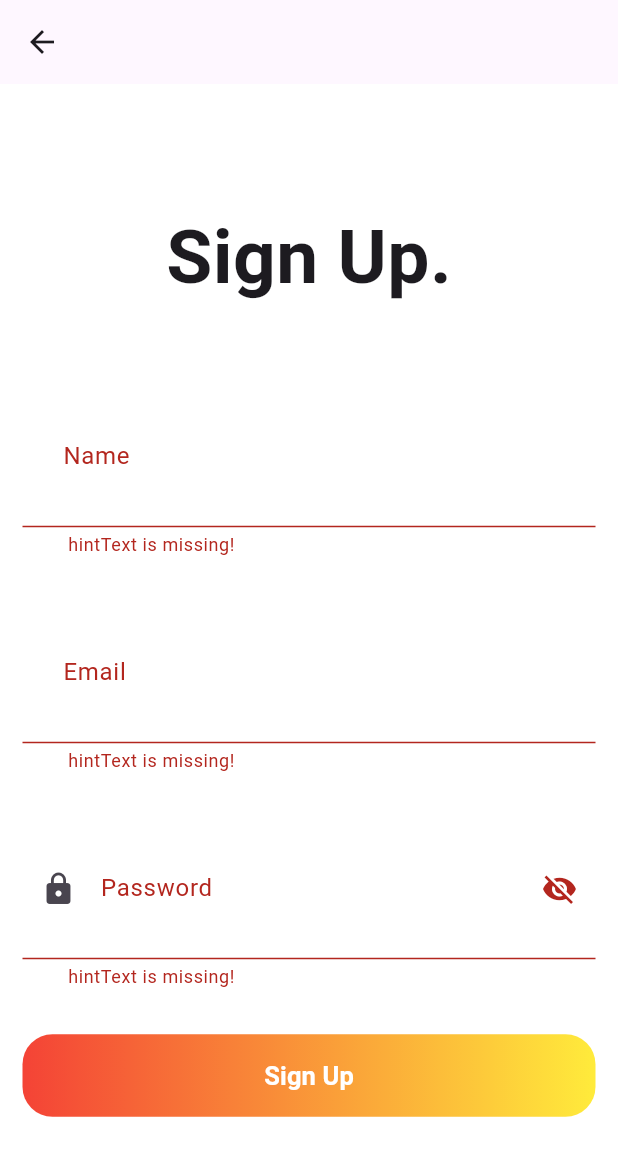
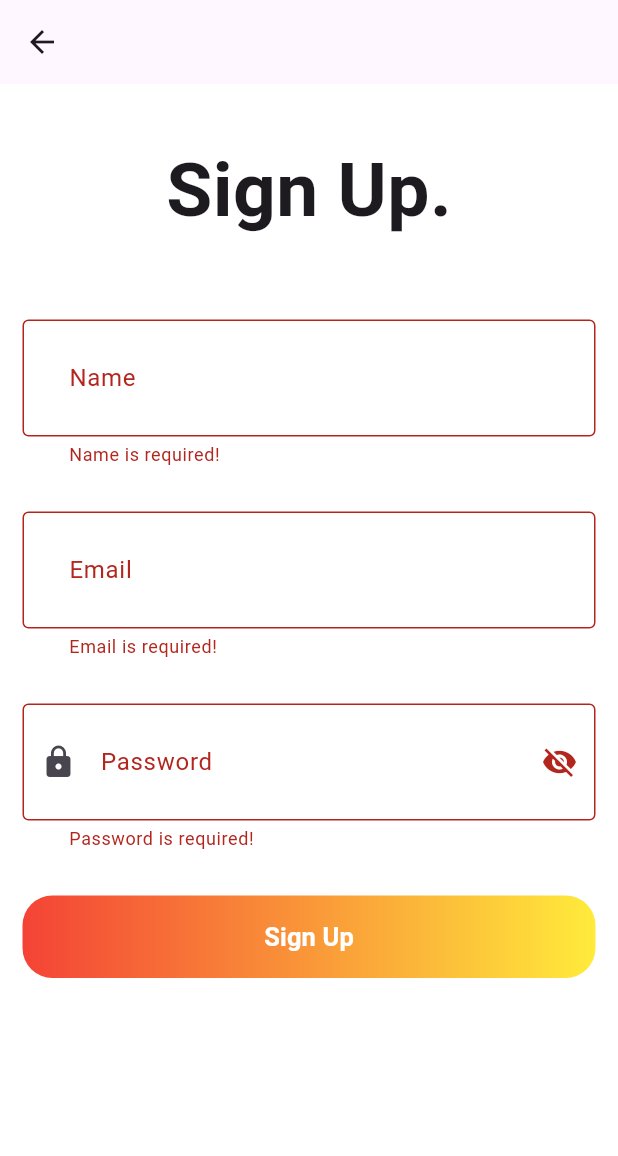
Before and after one commit to vonmarie1/musicapp-client, a Flutter app: the SignupPage screen opened directly, after a tap on "Sign Up", on a phone screen of 412 x 824 dp. Shown: the top 1156 px of the screen. Run offline on Flutter 3.47's test engine with Material 3 defaults, Android fonts, the phone set to English and light mode, and no system bars; our stand-ins replace firebase_core, flutter_riverpod, fpdart, google_fonts, riverpod_annotation; accounts and stored records are empty; generated files the repository leaves out were written again; network calls fail.

Commit message:
correct email format and password

```diff
--- a/client/lib/features/auth/view/pages/signup_page.dart
+++ b/client/lib/features/auth/view/pages/signup_page.dart
@@ -1,4 +1,3 @@
-// import 'package:client/features/auth/repositories/auth_remote_repository.dart';
 import 'package:client/core/widgets/loader.dart';
 import 'package:client/features/auth/view/pages/login_page.dart';
 import 'package:client/features/auth/view/widgets/auth_gradient_button.dart';
@@ -68,27 +67,26 @@ class _SignupPageState extends ConsumerState<SignupPage> {
           ? const Loader()
           : Padding(
               padding: const EdgeInsets.all(15.0),
+              child: SingleChildScrollView(
+                // Wrap with this
                 child: Form(
                   key: formKey,
                   child: Column(
                     mainAxisAlignment: MainAxisAlignment.center,
                     children: [
+                      const SizedBox(height: 20), // Extra spacing
                       const Text(
                         'Sign Up.',
                         style: TextStyle(
-                        fontSize: 50,
-                        fontWeight: FontWeight.bold,
-                      ),
+                            fontSize: 50, fontWeight: FontWeight.bold),
                       ),
                       const SizedBox(height: 50),
-                    CustomField(
-                      hintText: 'Name',
-                      controller: nameController,
-                    ),
+                      CustomField(hintText: 'Name', controller: nameController),
                       const SizedBox(height: 30),
                       CustomField(
                         hintText: 'Email',
                         controller: emailController,
+                        keyboardType: TextInputType.emailAddress,
                       ),
                       const SizedBox(height: 30),
                       CustomField(
@@ -107,11 +105,14 @@ class _SignupPageState extends ConsumerState<SignupPage> {
                                 .signUpUser(
                                   name: nameController.text,
                                   email: emailController.text,
-                                  password: passwordController.text);
+                                  password: passwordController.text,
+                                );
                           }
                         },
                       ),
+                      const SizedBox(height: 20), // Extra spacing
                     ],
+                  ),
                 ),
               ),
             ),
--- a/client/lib/features/auth/view/widgets/auth_gradient_button.dart
+++ b/client/lib/features/auth/view/widgets/auth_gradient_button.dart
@@ -28,8 +28,7 @@ class AuthGradientButton extends StatelessWidget {
         },
         style: ElevatedButton.styleFrom(
           fixedSize: const Size(395, 55),
-          backgroundColor:
-              Colors.transparent,
+          backgroundColor: Colors.transparent,
           shadowColor: Colors.transparent,
         ),
         child: Text(
--- a/client/lib/features/auth/view/widgets/custom_field.dart
+++ b/client/lib/features/auth/view/widgets/custom_field.dart
@@ -17,7 +17,6 @@ class CustomField extends StatefulWidget {
   });
 
   @override
-  // ignore: library_private_types_in_public_api
   _CustomFieldState createState() => _CustomFieldState();
 }
 
@@ -30,6 +29,28 @@ class _CustomFieldState extends State<CustomField> {
     _obscureText = widget.isPassword;
   }
 
+  String? _validateInput(String? value) {
+    if (value == null || value.trim().isEmpty) {
+      return "${widget.hintText} is required!";
+    }
+
+    if (widget.keyboardType == TextInputType.emailAddress) {
+      final emailRegex =
+          RegExp(r'^[a-zA-Z0-9._%+-]+@[a-zA-Z0-9.-]+\.[a-zA-Z]{2,}$');
+      if (!emailRegex.hasMatch(value)) {
+        return 'Enter a valid email address';
+      }
+    }
+    if (widget.isPassword) {
+      final passwordRegex = RegExp(
+          r'^(?=.*[A-Z])(?=.*[a-z])(?=.*\d)(?=.*[@\$!%*?&])[A-Za-z\d@\$!%*?&]{8,}$');
+      if (!passwordRegex.hasMatch(value)) {
+        return 'Password must be at least 8 characters, include an uppercase letter, a lowercase letter, a number, and a special character.';
+      }
+    }
+    return null;
+  }
+
   @override
   Widget build(BuildContext context) {
     return TextFormField(
@@ -40,6 +61,8 @@ class _CustomFieldState extends State<CustomField> {
         prefixIcon: widget.prefixIcon != null ? Icon(widget.prefixIcon) : null,
         labelText: widget.hintText,
         hintText: widget.hintText,
+        border: OutlineInputBorder(),
+        errorMaxLines: 3,
         suffixIcon: widget.isPassword
             ? IconButton(
                 onPressed: () {
@@ -53,12 +76,7 @@ class _CustomFieldState extends State<CustomField> {
               )
             : null,
       ),
-      validator: (val) {
-        if (val!.trim().isEmpty) {
-          return " hintText is missing!";
-        }
-        return null;
-      },
+      validator: _validateInput,
     );
   }
 }
```
Also changed, not shown: client/firebase.json (added), client/lib/firebase_options.dart (added), 5 other files. Lines whose indentation alone changed are shown as unchanged.
